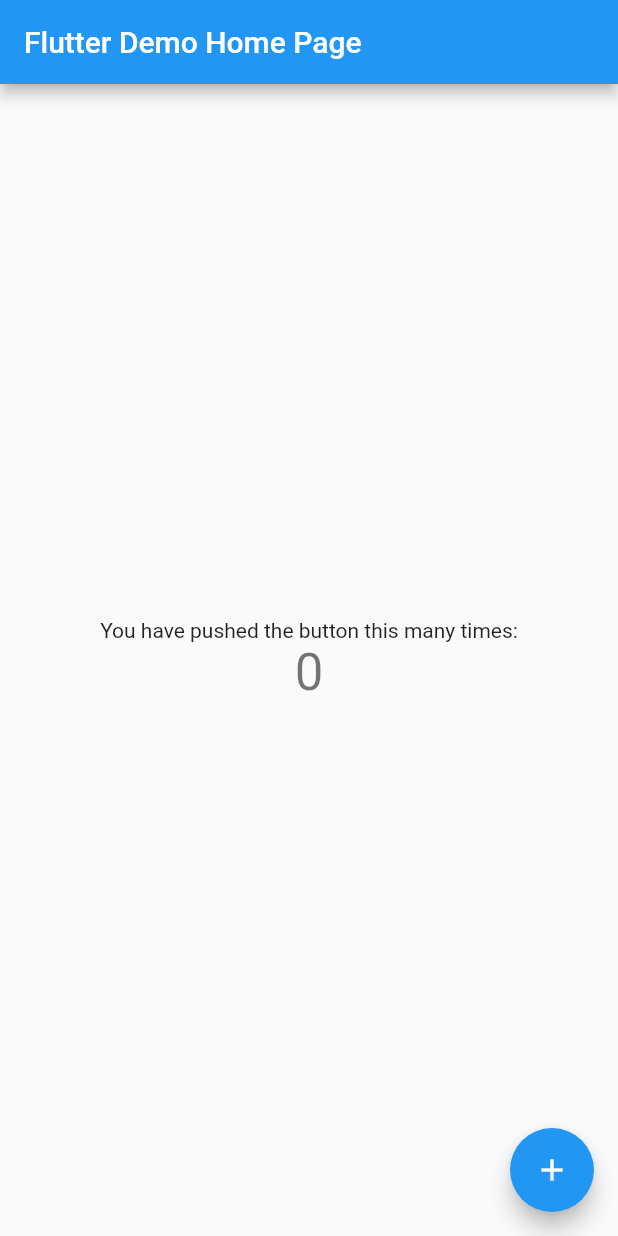
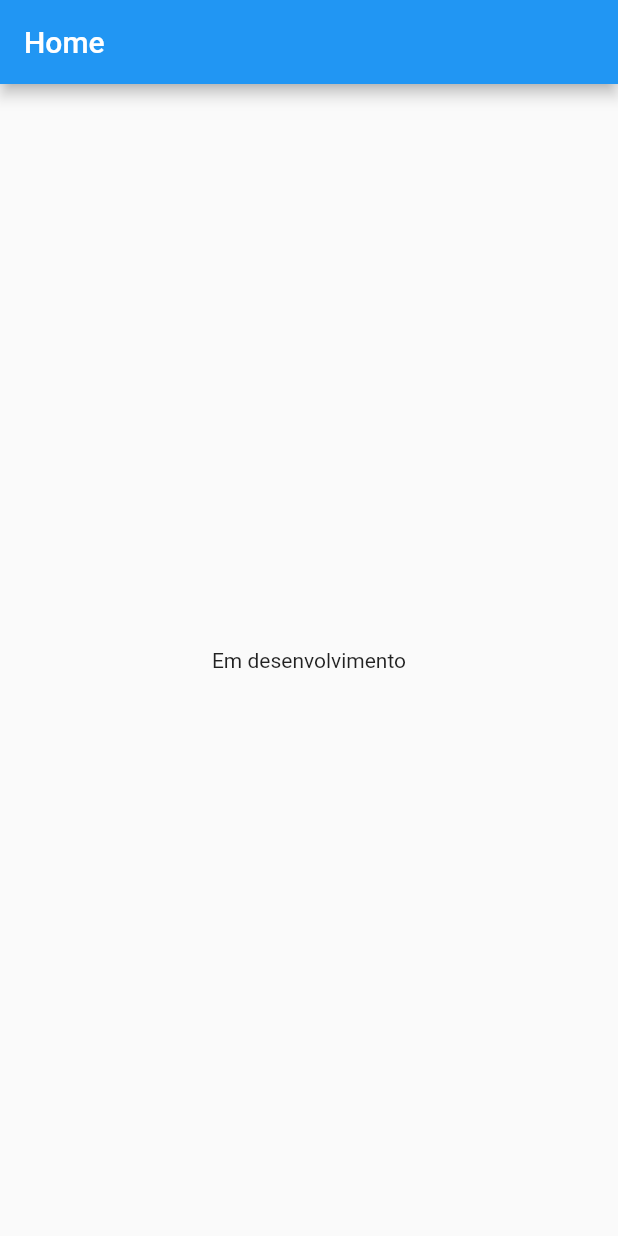
Before and after one commit to JosinaldoRocha/simple-music-app, a Flutter app: the screen it shows after launch, on a phone screen of 412 x 824 dp. Run offline on Flutter 3.47's test engine with Material 2 defaults, Android fonts, the phone set to English and light mode, and no system bars.

Commit message:
fix: Fiz alterações na home page, removendo todos os códigos que não irei utilizar.

```diff
--- a/lib/app/presentation/home/view/pages/home/home_page.dart
+++ b/lib/app/presentation/home/view/pages/home/home_page.dart
@@ -8,38 +8,14 @@
 }
 
 class _HomePageState extends State<HomePage> {
-  int _counter = 0;
-
-  void _incrementCounter() {
-    setState(() {
-      _counter++;
-    });
-  }
-
   @override
   Widget build(BuildContext context) {
     return Scaffold(
       appBar: AppBar(
-        title: const Text('Flutter Demo Home Page'),
+        title: const Text('Home'),
       ),
-      body: Center(
-        child: Column(
-          mainAxisAlignment: MainAxisAlignment.center,
-          children: <Widget>[
-            const Text(
-              'You have pushed the button this many times:',
-            ),
-            Text(
-              '$_counter',
-              style: Theme.of(context).textTheme.headlineMedium,
-            ),
-          ],
-        ),
-      ),
-      floatingActionButton: FloatingActionButton(
-        onPressed: _incrementCounter,
-        tooltip: 'Increment',
-        child: const Icon(Icons.add),
+      body: const Center(
+        child: Text('Em desenvolvimento'),
       ),
     );
   }
```
